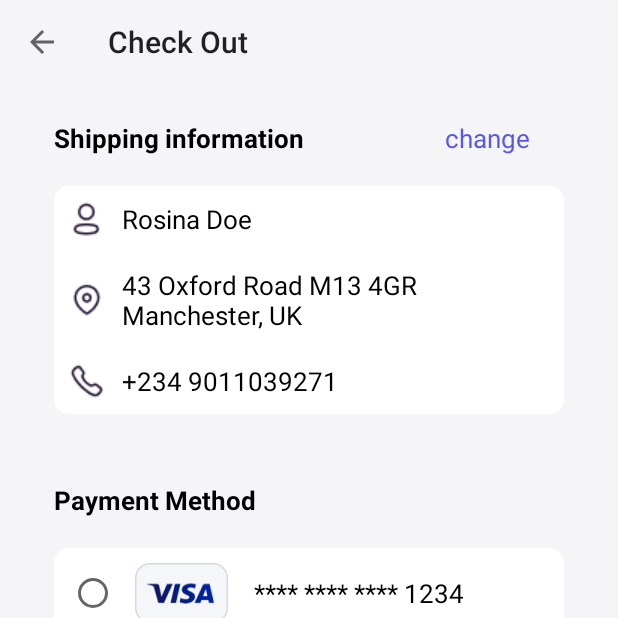
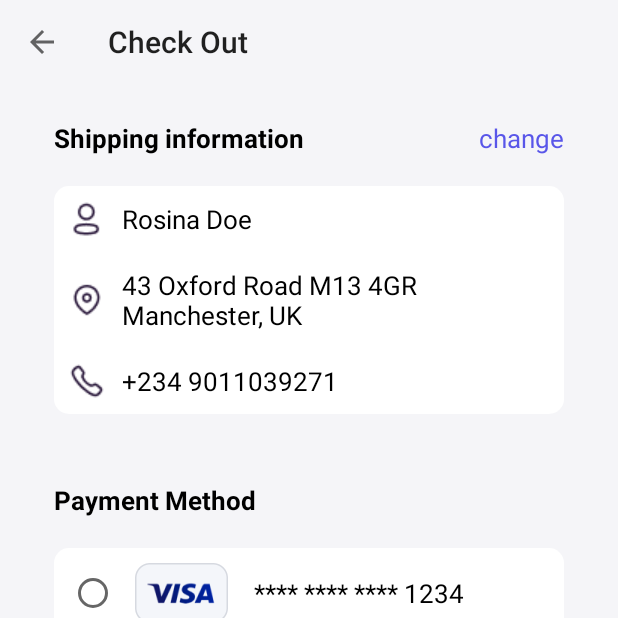
Before and after one commit to dkhai2003/Phone-Store-app, an Android app: the screen it shows after launch (CheckOutActivity), on a phone screen of 412 x 824 dp, the top half of it. Run offline under Robolectric (Android 15) with nearby library versions, the phone set to English and light mode, and no system bars.

Commit message:
Update activity_check_out.xml

```diff
--- a/app/src/main/res/layout/activity_check_out.xml
+++ b/app/src/main/res/layout/activity_check_out.xml
@@ -45,7 +45,7 @@
                     android:layout_gravity="center"
                     android:layout_marginEnd="36dp"
                     android:layout_weight="3"
-                    android:gravity="center"
+                    android:gravity="end"
                     android:text="change"
                     android:textColor="#5956E9"
                     android:textSize="17sp" />
```
